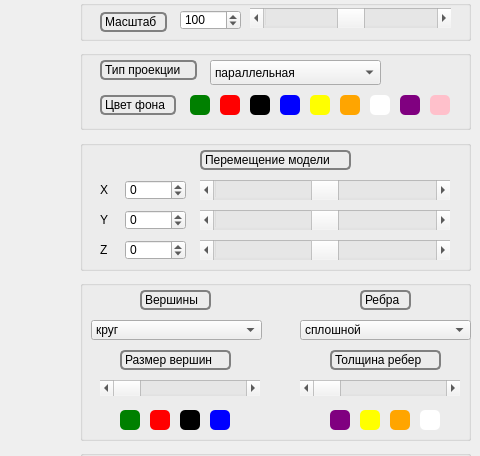
The window that src/front/mainwindow.ui (fatkheev/3DViewer) describes before a commit, drawn with Qt 5; both pictures show x 580 to 1060 and y 150 to 606 of the 1060 by 697 pixel window.
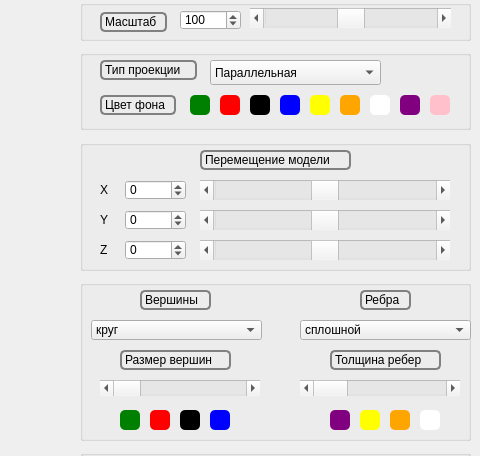
The same window after the commit. Custom widgets are drawn as their Qt base class.

Patch:
```diff
--- a/src/front/mainwindow.ui
+++ b/src/front/mainwindow.ui
@@ -51,7 +51,7 @@
      </property>
      <item>
       <property name="text">
-       <string>параллельная</string>
+       <string>Параллельная</string>
       </property>
      </item>
      <item>
@@ -343,6 +343,15 @@
        <height>16</height>
       </rect>
      </property>
+     <property name="minimum">
+      <number>1</number>
+     </property>
+     <property name="maximum">
+      <number>30</number>
+     </property>
+     <property name="pageStep">
+      <number>10</number>
+     </property>
      <property name="orientation">
       <enum>Qt::Horizontal</enum>
      </property>
```
Left out of the diff: 6 changed lines with no effect on the pictures.
